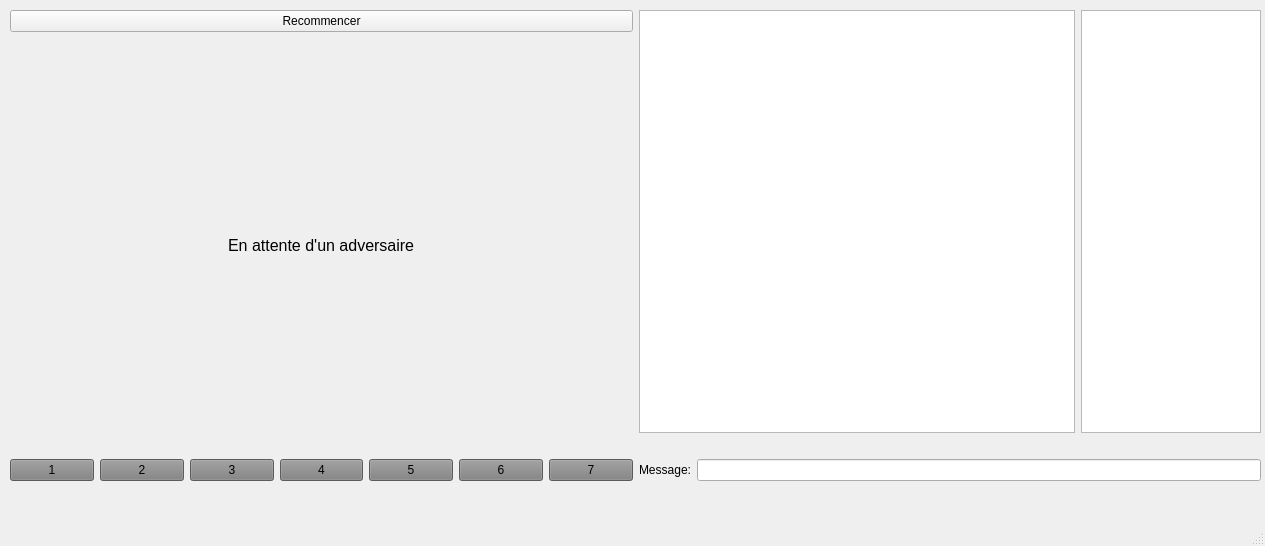
The window that puissance4/mainwindow.ui (rvasseur31/puissance-4) describes before a commit, drawn with Qt 5.
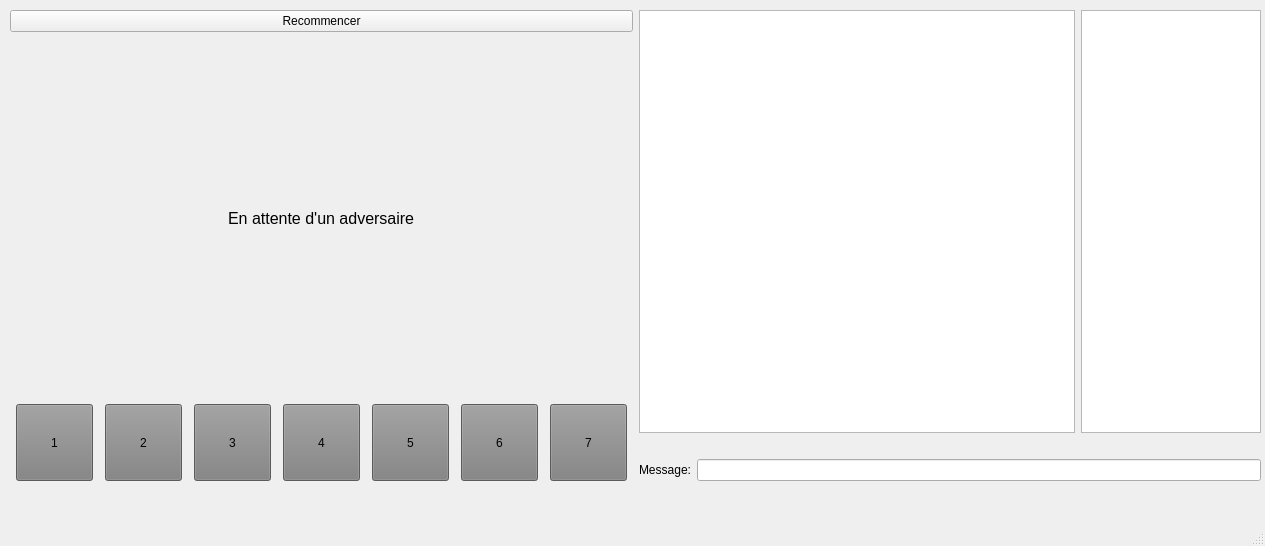
The same window after the commit.

Commit message: square button

Patch:
```diff
--- a/puissance4/mainwindow.ui
+++ b/puissance4/mainwindow.ui
@@ -81,7 +81,11 @@
           <widget class="QPushButton" name="pushButton_4">
            <property name="styleSheet">
             <string notr="true">QPushButton {
-     background-color: grey;
+    background-color: grey;
+	min-width: 75;
+	max-width: 75;
+    min-height: 75;
+	max-height: 75;
  }</string>
            </property>
            <property name="text">
@@ -93,10 +97,11 @@
           <widget class="QPushButton" name="pushButton_2">
            <property name="styleSheet">
             <string notr="true">QPushButton {
-     background-color: grey;
- }
- QPushButton:pressed {
-     background-color: blue;    
+    background-color: grey;
+	min-width: 75;
+	max-width: 75;
+    min-height: 75;
+	max-height: 75;
  }</string>
            </property>
            <property name="text">
@@ -108,7 +113,11 @@
           <widget class="QPushButton" name="pushButton_6">
            <property name="styleSheet">
             <string notr="true">QPushButton {
-     background-color: grey;
+    background-color: grey;
+	min-width: 75;
+	max-width: 75;
+    min-height: 75;
+	max-height: 75;
  }</string>
            </property>
            <property name="text">
@@ -120,7 +129,11 @@
           <widget class="QPushButton" name="pushButton_7">
            <property name="styleSheet">
             <string notr="true">QPushButton {
-     background-color: grey;
+    background-color: grey;
+	min-width: 75;
+	max-width: 75;
+    min-height: 75;
+	max-height: 75;
  }</string>
            </property>
            <property name="text">
@@ -132,7 +145,11 @@
           <widget class="QPushButton" name="pushButton_3">
            <property name="styleSheet">
             <string notr="true">QPushButton {
-     background-color: grey;
+    background-color: grey;
+	min-width: 75;
+	max-width: 75;
+    min-height: 75;
+	max-height: 75;
  }</string>
            </property>
            <property name="text">
@@ -144,7 +161,11 @@
           <widget class="QPushButton" name="pushButton_5">
            <property name="styleSheet">
             <string notr="true">QPushButton {
-     background-color: grey;
+    background-color: grey;
+	min-width: 75;
+	max-width: 75;
+    min-height: 75;
+	max-height: 75;
  }</string>
            </property>
            <property name="text">
@@ -156,10 +177,11 @@
           <widget class="QPushButton" name="pushButton_1">
            <property name="styleSheet">
             <string notr="true">QPushButton {
-     background-color: grey;
- }
- QPushButton:pressed {
-     background-color: rgb(224, 0, 0);    
+    background-color: grey;
+	min-width: 75;
+	max-width: 75;
+    min-height: 75;
+	max-height: 75;
  }</string>
            </property>
            <property name="text">
```
The commit also changes 3 other files.
